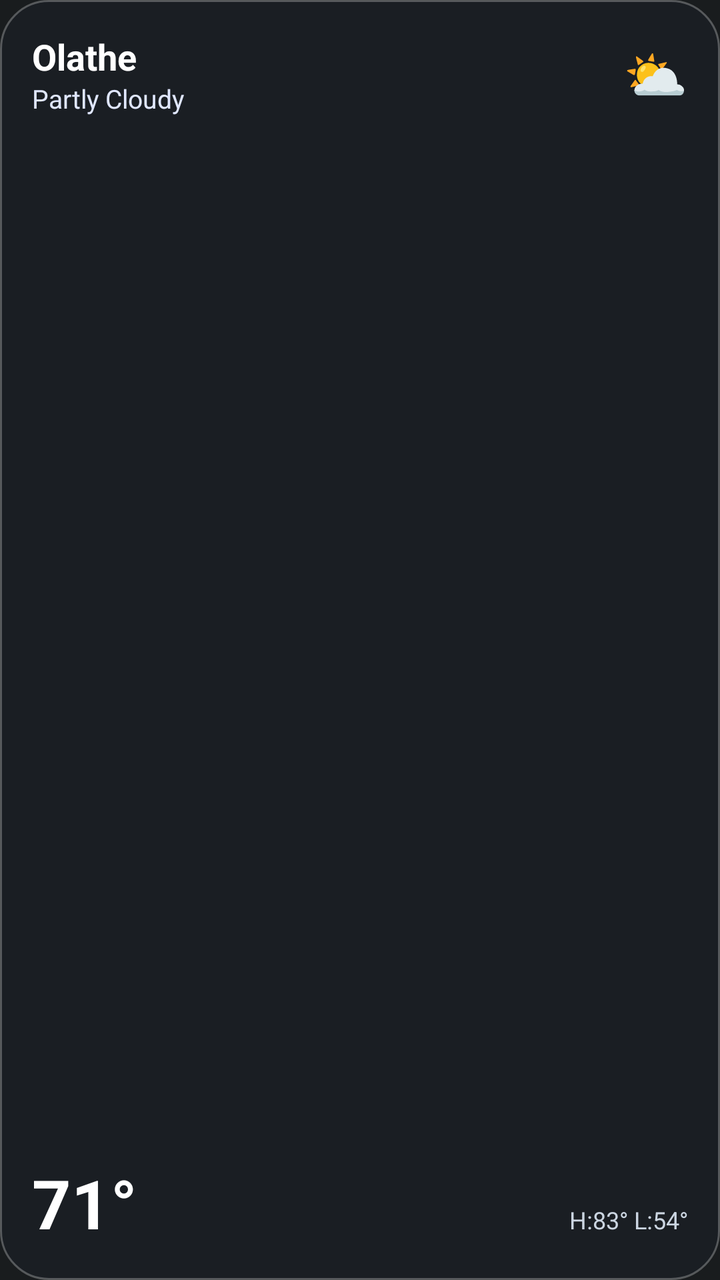
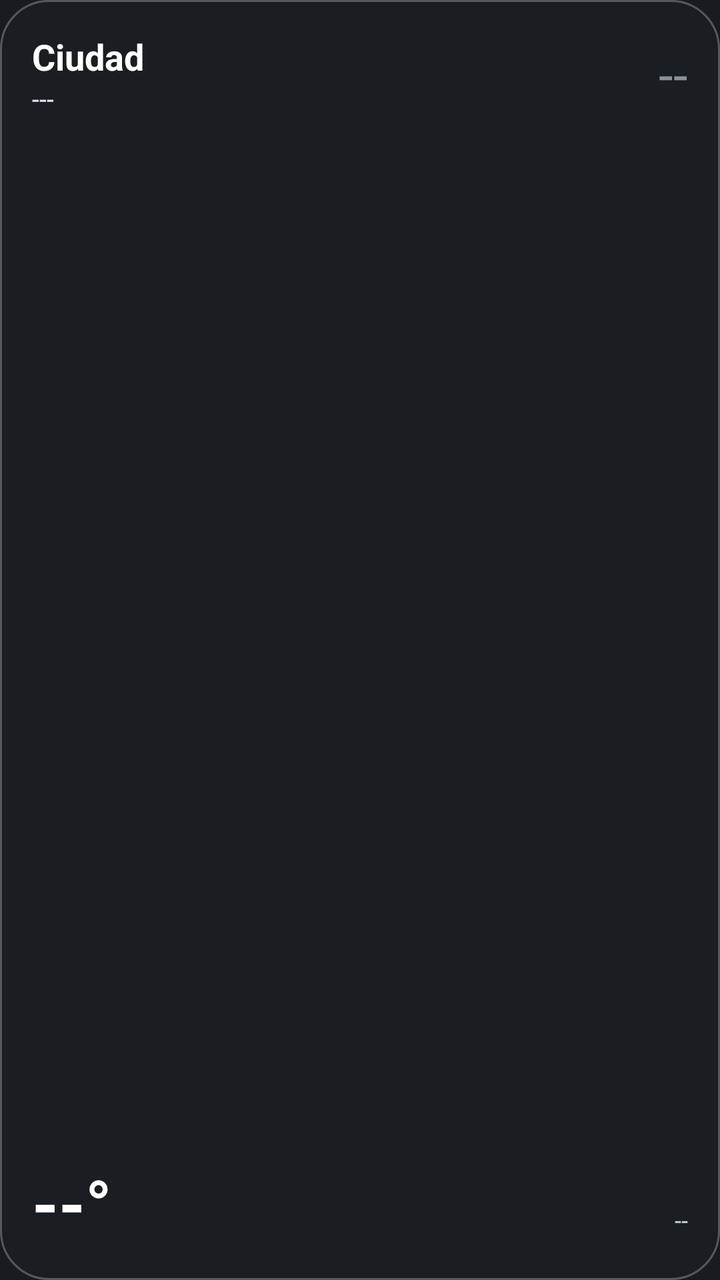

Before-and-after screenshots of an Android layout around one commit, followed by the original layout XML and the change that was made.
<!-- AndroidManifest.xml: application theme Theme.MyApplication -->
<!-- res/layout/widget_weather_2x2.xml -->
<?xml version="1.0" encoding="utf-8"?>
<LinearLayout xmlns:android="http://schemas.android.com/apk/res/android"
    android:id="@+id/widget_weather_root"
    android:layout_width="match_parent"
    android:layout_height="match_parent"
    android:background="@drawable/bg_widget_card_glass"
    android:orientation="vertical"
    android:padding="16dp">

    <LinearLayout
        android:layout_width="match_parent"
        android:layout_height="wrap_content"
        android:orientation="horizontal"
        android:gravity="center_vertical">

        <LinearLayout
            android:layout_width="0dp"
            android:layout_height="wrap_content"
            android:layout_weight="1"
            android:orientation="vertical">

            <TextView
                android:id="@+id/tv_weather_city"
                android:layout_width="wrap_content"
                android:layout_height="wrap_content"
                android:text="Olathe"
                android:textColor="#FFFFFF"
                android:textStyle="bold"
                android:textSize="18sp" />

            <TextView
                android:id="@+id/tv_weather_desc"
                android:layout_width="wrap_content"
                android:layout_height="wrap_content"
                android:text="Partly Cloudy"
                android:textColor="#E0E7FF"
                android:textSize="13sp" />
        </LinearLayout>

        <TextView
            android:id="@+id/tv_weather_icon"
            android:layout_width="wrap_content"
            android:layout_height="wrap_content"
            android:text="⛅"
            android:textSize="26sp" />
    </LinearLayout>

    <View
        android:layout_width="match_parent"
        android:layout_height="0dp"
        android:layout_weight="1" />

    <LinearLayout
        android:layout_width="match_parent"
        android:layout_height="wrap_content"
        android:orientation="horizontal"
        android:gravity="bottom">

        <TextView
            android:id="@+id/tv_weather_temp"
            android:layout_width="wrap_content"
            android:layout_height="wrap_content"
            android:text="71°"
            android:textColor="#FFFFFF"
            android:textStyle="bold"
            android:textSize="34sp" />

        <View
            android:layout_width="0dp"
            android:layout_height="0dp"
            android:layout_weight="1" />

        <TextView
            android:id="@+id/tv_weather_range"
            android:layout_width="wrap_content"
            android:layout_height="wrap_content"
            android:text="H:83° L:54°"
            android:textColor="#CBD5E1"
            android:textSize="12sp" />
    </LinearLayout>

</LinearLayout>
<!-- resources referenced by this layout -->
<resources>
  <!-- drawable bg_widget_card_glass (drawable) -->
  <?xml version="1.0" encoding="utf-8"?>
  <shape xmlns:android="http://schemas.android.com/apk/res/android"
      android:shape="rectangle">
      <solid android:color="#331E293B" />
      <stroke android:width="1dp" android:color="#44FFFFFF" />
      <corners android:radius="24dp" />
  </shape>
  <style name="Theme.MyApplication" parent="android:Theme.DeviceDefault.NoActionBar" />
</resources>

<!-- the commit's change to res/layout/widget_weather_2x2.xml (unified diff, before → after) -->
@@ -23,7 +23,7 @@
                 android:id="@+id/tv_weather_city"
                 android:layout_width="wrap_content"
                 android:layout_height="wrap_content"
-                android:text="Olathe"
+                android:text="Ciudad"
                 android:textColor="#FFFFFF"
                 android:textStyle="bold"
                 android:textSize="18sp" />
@@ -32,16 +32,16 @@
                 android:id="@+id/tv_weather_desc"
                 android:layout_width="wrap_content"
                 android:layout_height="wrap_content"
-                android:text="Partly Cloudy"
+                android:text="---"
                 android:textColor="#E0E7FF"
                 android:textSize="13sp" />
         </LinearLayout>
 
-        <TextView
+<TextView
             android:id="@+id/tv_weather_icon"
             android:layout_width="wrap_content"
             android:layout_height="wrap_content"
-            android:text="⛅"
+            android:text="--"
             android:textSize="26sp" />
     </LinearLayout>
 
@@ -60,7 +60,7 @@
             android:id="@+id/tv_weather_temp"
             android:layout_width="wrap_content"
             android:layout_height="wrap_content"
-            android:text="71°"
+            android:text="--°"
             android:textColor="#FFFFFF"
             android:textStyle="bold"
             android:textSize="34sp" />
@@ -74,7 +74,7 @@
             android:id="@+id/tv_weather_range"
             android:layout_width="wrap_content"
             android:layout_height="wrap_content"
-            android:text="H:83° L:54°"
+            android:text="--"
             android:textColor="#CBD5E1"
             android:textSize="12sp" />
     </LinearLayout>
